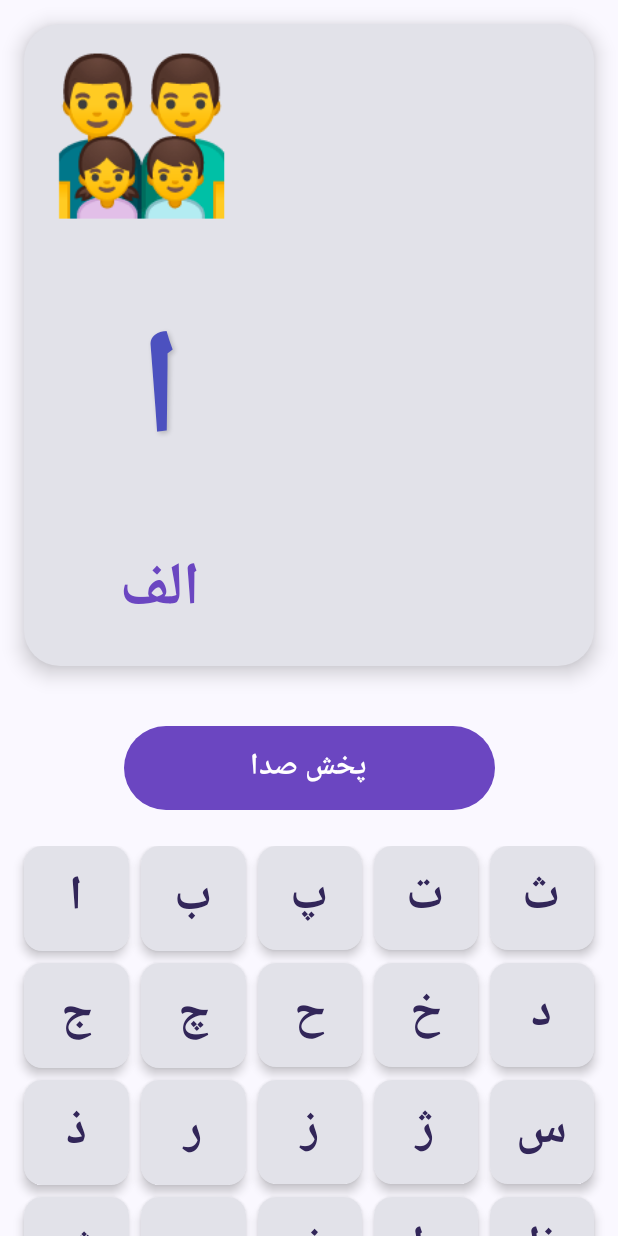
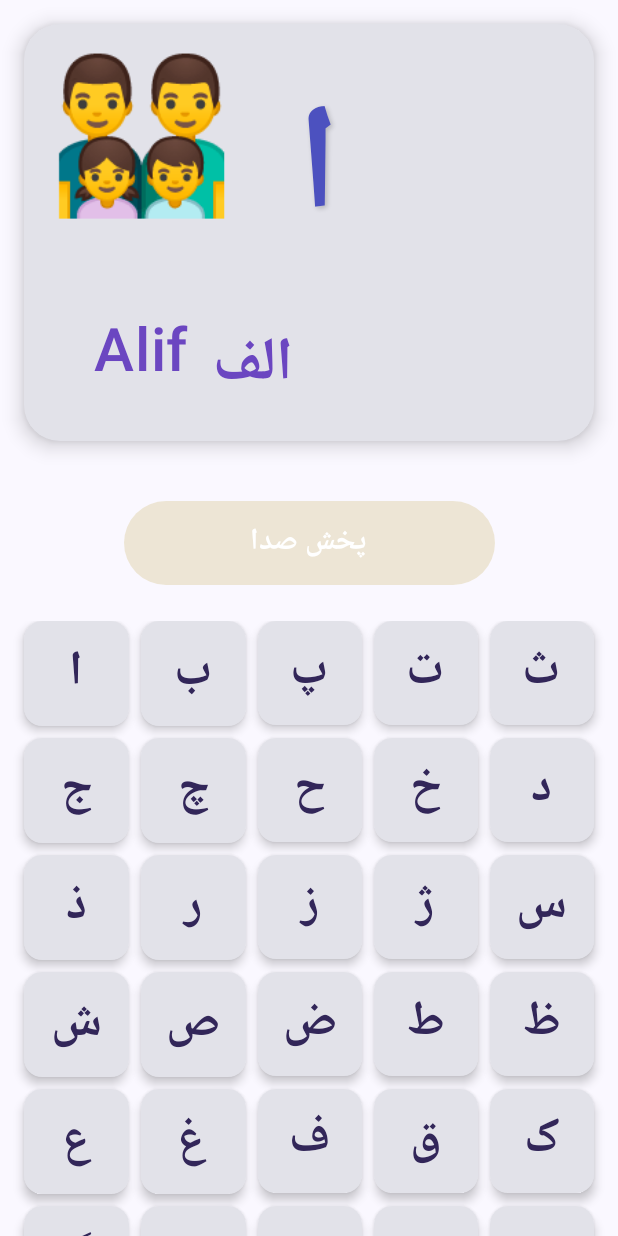
Before and after one commit to ns-jeeb/Faarsi-Alifba, an Android app built with Jetpack Compose: the screen it shows after launch (MainActivity), on a phone screen of 412 x 824 dp. Run offline under Robolectric (Android 15) with nearby library versions, the phone set to English and light mode, and no system bars.

```diff
--- a/app/src/main/java/com/jeeb/farsialifba/MainActivity.kt
+++ b/app/src/main/java/com/jeeb/farsialifba/MainActivity.kt
@@ -14,6 +14,7 @@ import androidx.compose.foundation.clickable
 import androidx.compose.foundation.layout.Arrangement
 import androidx.compose.foundation.layout.Box
 import androidx.compose.foundation.layout.Column
+import androidx.compose.foundation.layout.Row
 import androidx.compose.foundation.layout.Spacer
 import androidx.compose.foundation.layout.aspectRatio
 import androidx.compose.foundation.layout.fillMaxSize
@@ -22,6 +23,7 @@ import androidx.compose.foundation.layout.height
 import androidx.compose.foundation.layout.heightIn
 import androidx.compose.foundation.layout.padding
 import androidx.compose.foundation.layout.size
+import androidx.compose.foundation.layout.width
 import androidx.compose.foundation.lazy.grid.GridCells
 import androidx.compose.foundation.lazy.grid.LazyVerticalGrid
 import androidx.compose.foundation.shape.RoundedCornerShape
@@ -67,40 +69,40 @@ class MainActivity : ComponentActivity() {
     }
 }
 
-data class FarsiLetter(val letter: String, val name: String, val audioResId: Int, val emoji: String)
+data class FarsiLetter(val letter: String, val name: String, val audioResId: Int, val emoji: String, val englishName: String)
 private val alphabetData = listOf(
-    FarsiLetter("ا", "الف", R.raw.m_alif, "👨‍👨‍👧‍👦"),
-    FarsiLetter("ب", "ب", R.raw.baa, "☔️"),
-    FarsiLetter("پ", "پ", R.raw.paye, "🦋"),
-    FarsiLetter("ت", "ت", R.raw.ta, "⚽️"),
-    FarsiLetter("ث", "ث", R.raw.saya, "🍓"),
-    FarsiLetter("ج", "جیم", R.raw.jim, "🫙"),
-    FarsiLetter("چ", "چ", R.raw.chaye, "☂️"),
-    FarsiLetter("ح", "ح", R.raw.hay, "🏡"),
-    FarsiLetter("خ", "خ", R.raw.khaye, "🏡"),
-    FarsiLetter("د", "دال", R.raw.dol, "🦷"),
-    FarsiLetter("ذ", "ذال", R.raw.zol, "🌽"),
-    FarsiLetter("ر", "ر", R.raw.raye, "🚗"),
-    FarsiLetter("ز", "ز", R.raw.zaye, "🔔"),
-    FarsiLetter("ژ", "ژ", R.raw.zghe, "🌵"),
-    FarsiLetter("س", "سین", R.raw.sin, "🍎"),
-    FarsiLetter("ش", "شین", R.raw.shin, "🍬"),
-    FarsiLetter("ص", "صاد", R.raw.swat, "🥣"),
-    FarsiLetter("ض", "ضاد", R.raw.zwat, "🫕"),
-    FarsiLetter("ط", "طا", R.raw.toe, "🌳"),
-    FarsiLetter("ظ", "ظا", R.raw.zoe, "🧪"),
-    FarsiLetter("ع", "عین", R.raw.m_hain, "🦉"),
-    FarsiLetter("غ", "غین", R.raw.ghain, "🍇"),
-    FarsiLetter("ف", "ف", R.raw.faye, "🧸"),
-    FarsiLetter("ق", "قاف", R.raw.qof, "🐥"),
-    FarsiLetter("ک", "کاف", R.raw.kaf, "👑"),
-    FarsiLetter("گ", "گاف", R.raw.gaf, "🥎"),
-    FarsiLetter("ل", "لام", R.raw.lom, "🍋"),
-    FarsiLetter("م", "میم", R.raw.mim, "🍌"),
-    FarsiLetter("ن", "نون", R.raw.non, "🥖"),
-    FarsiLetter("و", "واو", R.raw.wow, "🧶"),
-    FarsiLetter("ه", "ه", R.raw.hamza, "📱"),
-    FarsiLetter("ی", "ی", R.raw.yah, "🧊")
+    FarsiLetter("ا", "الف", R.raw.m_alif, "👨‍👨‍👧‍👦", "Alif"),
+    FarsiLetter("ب", "ب", R.raw.baa, "☔️", "Bay"),
+    FarsiLetter("پ", "پ", R.raw.paye, "🦋", "Pay"),
+    FarsiLetter("ت", "ت", R.raw.ta, "⚽️", "Tay"),
+    FarsiLetter("ث", "ث", R.raw.saya, "🍓", "Say"),
+    FarsiLetter("ج", "جیم", R.raw.jim, "🫙", "Jeem"),
+    FarsiLetter("چ", "چه", R.raw.chaye, "☂️", "Chaye"),
+    FarsiLetter("ح", "ح", R.raw.hay, "🏡", "Hay"),
+    FarsiLetter("خ", "خی", R.raw.khaye, "🏡", "Khay"),
+    FarsiLetter("د", "دال", R.raw.dol, "🦷", "Dol"),
+    FarsiLetter("ذ", "ذال", R.raw.zol, "🌽", "Zol"),
+    FarsiLetter("ر", "ری", R.raw.raye, "🚗", "Ray"),
+    FarsiLetter("ز", "زی", R.raw.zaye, "🔔", "zay"),
+    FarsiLetter("ژ", "ژی", R.raw.zghe, "🌵", "zhay"),
+    FarsiLetter("س", "سین", R.raw.sin, "🍎", "sin"),
+    FarsiLetter("ش", "شین", R.raw.shin, "🍬", "shin"),
+    FarsiLetter("ص", "صاد", R.raw.swat, "🥣", "sowt"),
+    FarsiLetter("ض", "ضاد", R.raw.zwat, "🫕", "zod"),
+    FarsiLetter("ط", "طا", R.raw.toe, "🌳", "toy"),
+    FarsiLetter("ظ", "ظا", R.raw.zoe, "🧪", "zoy"),
+    FarsiLetter("ع", "عین", R.raw.m_hain, "🦉", "ain"),
+    FarsiLetter("غ", "غین", R.raw.ghain, "🍇", "ghain"),
+    FarsiLetter("ف", "ف", R.raw.faye, "🧸", "fay"),
+    FarsiLetter("ق", "قاف", R.raw.qof, "🐥", "qhaf"),
+    FarsiLetter("ک", "کاف", R.raw.kaf, "👑", "kof"),
+    FarsiLetter("گ", "گاف", R.raw.gaf, "🥎", "gof"),
+    FarsiLetter("ل", "لام", R.raw.lom, "🍋", "lom"),
+    FarsiLetter("م", "میم", R.raw.mim, "🍌", "mim"),
+    FarsiLetter("ن", "نون", R.raw.non, "🥖", "non"),
+    FarsiLetter("و", "واو", R.raw.wow, "🧶", "wow"),
+    FarsiLetter("ه", "ه", R.raw.hamza, "📱", "hey"),
+    FarsiLetter("ی", "یا", R.raw.yah, "🧊", "yah")
 )
 @Composable
 fun FarsiAlphabetApp(modifier: Modifier = Modifier) {
@@ -173,6 +175,7 @@ fun FarsiAlphabetApp(modifier: Modifier = Modifier) {
                 horizontalAlignment = Alignment.CenterHorizontally,
                 verticalArrangement = Arrangement.Center
             ) {
+                Row {
                     // Main animated emoji
                     AnimatedVisibility(
                         visible = selectedLetterData.emoji.isNotEmpty(),
@@ -185,6 +188,7 @@ fun FarsiAlphabetApp(modifier: Modifier = Modifier) {
                             fontSize = 100.sp
                         )
                     }
+                    Spacer(modifier = Modifier.width(16.dp))
 
                     // Letter and name
                     Text(
@@ -200,6 +204,17 @@ fun FarsiAlphabetApp(modifier: Modifier = Modifier) {
                             )
                         )
                     )
+                }
+
+                Row {
+                    Text(
+                        text = selectedLetterData.englishName,
+                        fontSize = 40.sp,
+                        fontWeight = FontWeight.SemiBold,
+                        color = Color(0xFF6B46C1),
+                        modifier = Modifier.padding(top = 8.dp)
+                    )
+                    Spacer(modifier = Modifier.width(16.dp))
                     Text(
                         text = selectedLetterData.name,
                         fontSize = 40.sp,
@@ -207,6 +222,8 @@ fun FarsiAlphabetApp(modifier: Modifier = Modifier) {
                         color = Color(0xFF6B46C1),
                         modifier = Modifier.padding(top = 8.dp)
                     )
+                }
+
             }
         }
 
@@ -219,7 +236,7 @@ fun FarsiAlphabetApp(modifier: Modifier = Modifier) {
                 .fillMaxWidth(0.6f)
                 .height(56.dp),
             shape = RoundedCornerShape(28.dp),
-            colors = ButtonDefaults.buttonColors(containerColor = Color(0xFF6B46C1))
+            colors = ButtonDefaults.buttonColors(containerColor = Color(0xADE8DEC2))
         ) {
             Text("پخش صدا", fontSize = 20.sp, fontWeight = FontWeight.Bold, color = Color.White)
         }
```
Lines whose indentation alone changed are shown as unchanged.
